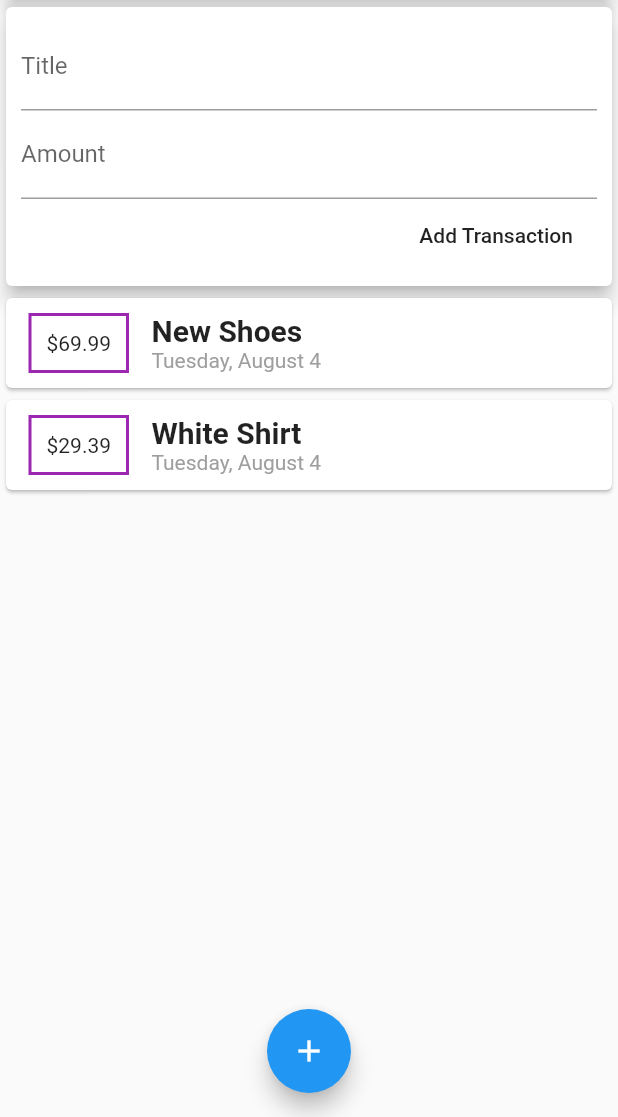
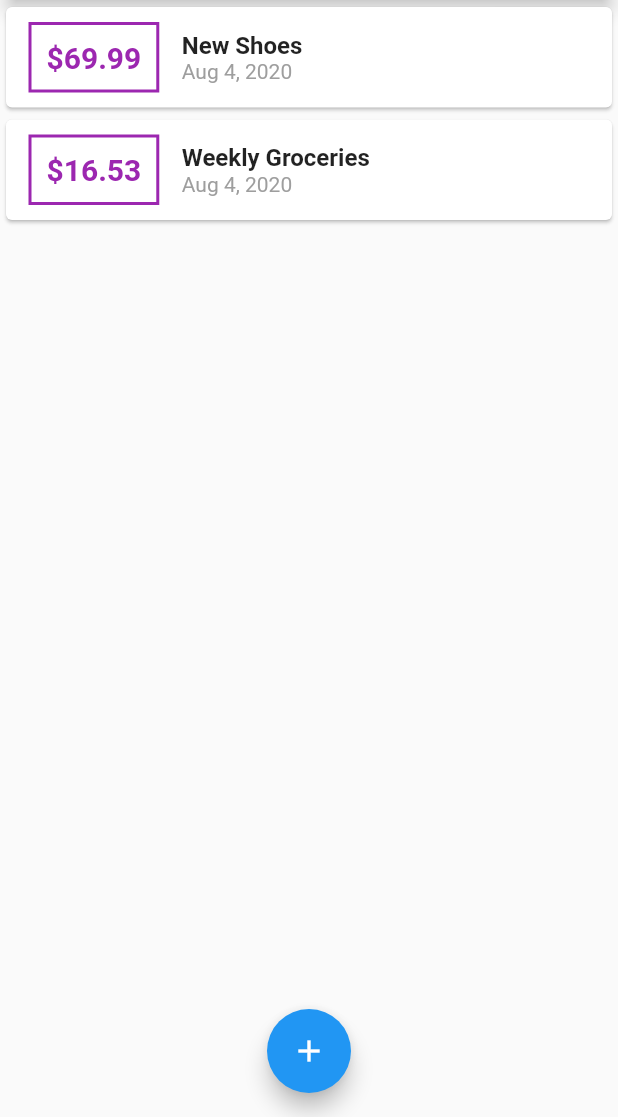
Before and after one commit to lukasmyth96/flutter_expense_tracker, a Flutter app: the screen it shows after launch, on a phone screen of 412 x 824 dp, the part 119-1236 px from its top. Run offline on Flutter 3.47's test engine with Material 2 defaults, Android fonts, the phone set to English and light mode, and no system bars.

Commit message:
added new transaction form popup

```diff
--- a/lib/main.dart
+++ b/lib/main.dart
@@ -1,6 +1,8 @@
 import 'package:flutter/material.dart';
 
-import './widgets/user_transactions.dart';
+import './widgets/new_transaction_form.dart';
+import './widgets/transaction_list.dart';
+import './models/transaction.dart';
 
 void main() => runApp(MyApp());
 
@@ -14,9 +16,54 @@ class MyApp extends StatelessWidget {
   }
 }
 
-class MyHomePage extends StatelessWidget {
-  String titleInput;
-  String amountInput;
+class MyHomePage extends StatefulWidget {
+  // String titleInput;
+  // String amountInput;
+  @override
+  _MyHomePageState createState() => _MyHomePageState();
+}
+
+class _MyHomePageState extends State<MyHomePage> {
+  final List<Transaction> _userTransactions = [
+    Transaction(
+      id: 't1',
+      title: 'New Shoes',
+      amount: 69.99,
+      date: DateTime.now(),
+    ),
+    Transaction(
+      id: 't2',
+      title: 'Weekly Groceries',
+      amount: 16.53,
+      date: DateTime.now(),
+    ),
+  ];
+
+  void _addNewTransaction(String txTitle, double txAmount) {
+    final newTx = Transaction(
+      title: txTitle,
+      amount: txAmount,
+      date: DateTime.now(),
+      id: DateTime.now().toString(),
+    );
+
+    setState(() {
+      _userTransactions.add(newTx);
+    });
+  }
+
+  void _startAddNewTransaction(BuildContext ctx) {
+    showModalBottomSheet(
+      context: ctx,
+      builder: (_) {
+        return GestureDetector(
+          onTap: () {},
+          child: NewTransactionForm(_addNewTransaction),
+          behavior: HitTestBehavior.opaque,
+        );
+      },
+    );
+  }
 
   @override
   Widget build(BuildContext context) {
@@ -24,25 +71,34 @@ class MyHomePage extends StatelessWidget {
       appBar: AppBar(
         title: Text('Flutter App'),
         actions: <Widget>[
-          IconButton(icon: Icon(Icons.add), onPressed: () {}),
+          IconButton(
+            icon: Icon(Icons.add),
+            onPressed: () => _startAddNewTransaction(context),
+          ),
         ],
       ),
-      body: Column(
-        crossAxisAlignment: CrossAxisAlignment.stretch,
-        children: <Widget>[
-          Card(
-            color: Colors.blue,
-            child: Container(
+      body: SingleChildScrollView(
+        child: Column(
+          // mainAxisAlignment: MainAxisAlignment.start,
+          crossAxisAlignment: CrossAxisAlignment.stretch,
+          children: <Widget>[
+            Container(
               width: double.infinity,
-              child: Text('CHART!'),
+              child: Card(
+                color: Colors.blue,
+                child: Text('CHART!'),
+                elevation: 5,
+              ),
             ),
-            elevation: 5,
-          ),
-          UserTransactions(),
-        ],
+            TransactionList(_userTransactions),
+          ],
+        ),
       ),
       floatingActionButtonLocation: FloatingActionButtonLocation.centerFloat,
-      floatingActionButton: FloatingActionButton(onPressed: () {}, child: Icon(Icons.add),),
+      floatingActionButton: FloatingActionButton(
+        child: Icon(Icons.add),
+        onPressed: () => _startAddNewTransaction(context),
+      ),
     );
   }
 }
--- a/lib/widgets/transaction_list.dart
+++ b/lib/widgets/transaction_list.dart
@@ -10,14 +10,18 @@ class TransactionList extends StatelessWidget {
 
   @override
   Widget build(BuildContext context) {
-    return Column(
-      children: transactions.map((tx) {
+    return Container(
+      height: 300,
+      child: ListView.builder(
+        itemBuilder: (ctx, index) {
           return Card(
             child: Row(
-            mainAxisAlignment: MainAxisAlignment.start,
               children: <Widget>[
                 Container(
-                  margin: EdgeInsets.symmetric(vertical: 10, horizontal: 15),
+                  margin: EdgeInsets.symmetric(
+                    vertical: 10,
+                    horizontal: 15,
+                  ),
                   decoration: BoxDecoration(
                     border: Border.all(
                       color: Colors.purple,
@@ -25,29 +29,39 @@ class TransactionList extends StatelessWidget {
                     ),
                   ),
                   padding: EdgeInsets.all(10),
-                  child: Text("\$${tx.amount}")),
+                  child: Text(
+                    '\$${transactions[index].amount.toStringAsFixed(2)}',
+                    style: TextStyle(
+                      fontWeight: FontWeight.bold,
+                      fontSize: 20,
+                      color: Colors.purple,
+                    ),
+                  ),
+                ),
                 Column(
                   crossAxisAlignment: CrossAxisAlignment.start,
                   children: <Widget>[
                     Text(
-                    tx.title,
+                      transactions[index].title,
                       style: TextStyle(
+                        fontSize: 16,
                         fontWeight: FontWeight.bold,
-                      fontSize: 20,
                       ),
                     ),
                     Text(
-                    DateFormat.MMMMEEEEd().format(tx.date),
+                      DateFormat.yMMMd().format(transactions[index].date),
                       style: TextStyle(
                         color: Colors.grey,
                       ),
                     ),
                   ],
-              )
+                ),
               ],
             ),
           );
-      }).toList(),
+        },
+        itemCount: transactions.length,
+      ),
     );
   }
 }
--- a/lib/widgets/user_transactions.dart
+++ b/lib/widgets/user_transactions.dart
@@ -10,12 +10,6 @@ class UserTransactions extends StatefulWidget {
 }
 
 class _UserTransactionsState extends State<UserTransactions> {
-  final List<Transaction> _transactions = [
-    Transaction(
-        id: 't1', title: 'New Shoes', amount: 69.99, date: DateTime.now()),
-    Transaction(
-        id: 't2', title: 'White Shirt', amount: 29.39, date: DateTime.now())
-  ];
 
   @override
   Widget build(BuildContext context) {
```
Also changed, not shown: lib/widgets/new_transaction_form.dart (+29 -4 lines). Lines whose indentation alone changed are shown as unchanged.
